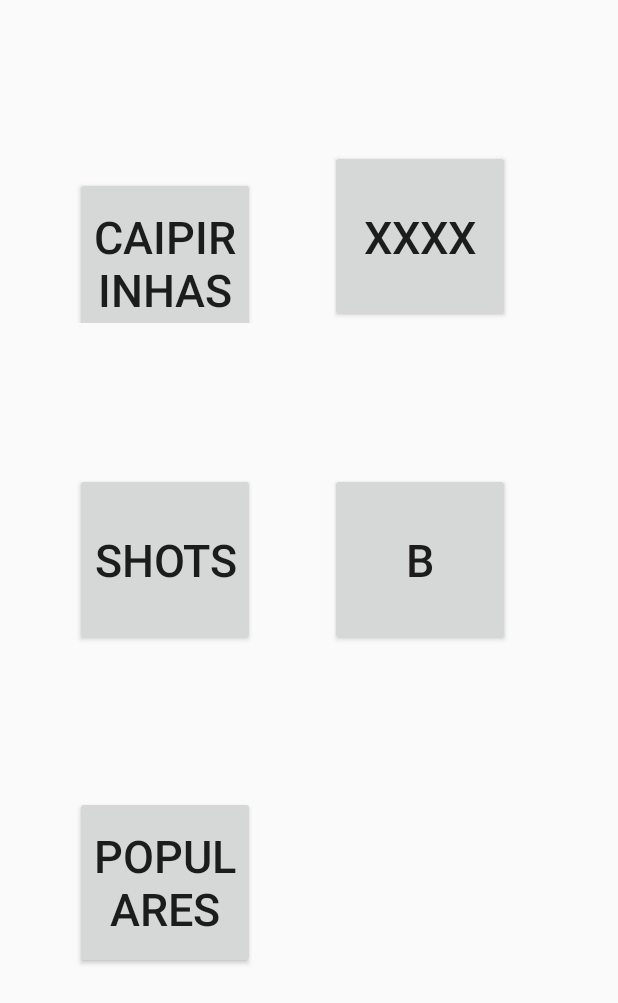
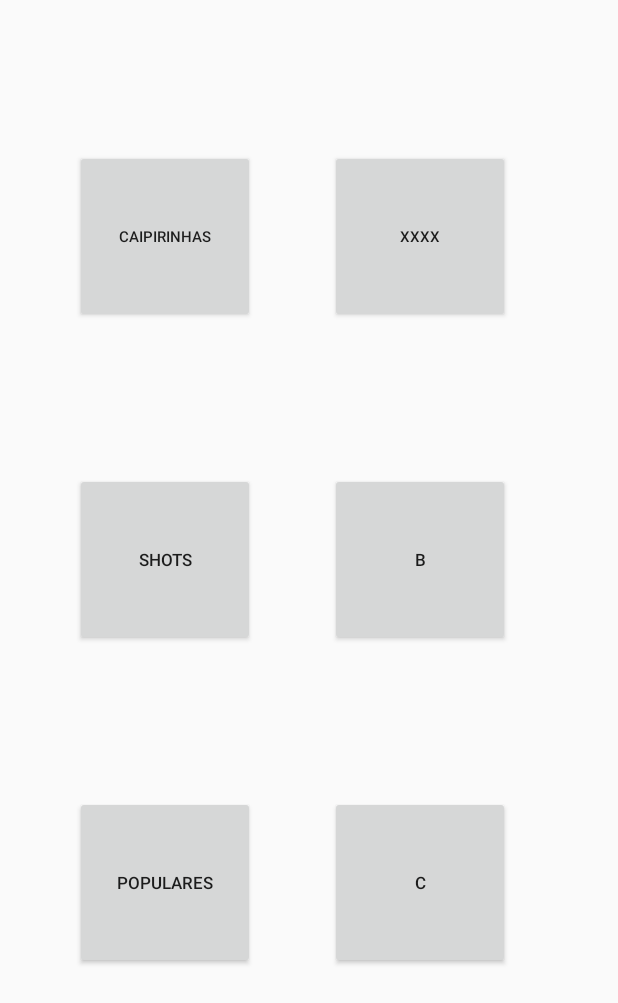
Before and after one commit to tuioliveira/DrinkEz, an Android app built with Jetpack Compose: the layout activity_drinkk.xml on its own in the app's theme, with its tools: preview values and no code run, on a phone screen of 412 x 824 dp. Shown: the top 1003 px of the screen. Run offline under Robolectric (Android 15) with nearby library versions, the phone set to English and light mode, and no system bars.

Commit message:
terminando segunda page

```diff
--- a/app/src/main/AndroidManifest.xml
+++ b/app/src/main/AndroidManifest.xml
@@ -23,6 +23,8 @@
                 <category android:name="android.intent.category.LAUNCHER" />
             </intent-filter>
         </activity>
+        <activity android:name="br.com.drinkez.drinkk.DrinkkActivity"
+            android:exported="true" />
     </application>
 
 </manifest>
--- a/app/src/main/res/layout/activity_drinkk.xml
+++ b/app/src/main/res/layout/activity_drinkk.xml
@@ -13,27 +13,27 @@
             android:id="@+id/caipirinha"
             android:layout_width="120dp"
             android:layout_height="115dp"
+            android:layout_marginStart="50dp"
             android:layout_marginTop="100dp"
-            android:layout_marginStart="50dp"
             android:text="@string/caipirinhas"
-            android:textSize="30sp" />
+            android:textSize="10sp" />
 
         <Button
             android:id="@+id/a"
             android:layout_width="120dp"
             android:layout_height="115dp"
+            android:layout_marginStart="50dp"
             android:layout_marginTop="100dp"
-            android:layout_marginStart="50dp"
             android:text="xxxx"
-            android:textSize="30sp" />
+            android:textSize="10sp" />
 
     </LinearLayout>
 
     <LinearLayout
         android:layout_width="wrap_content"
         android:layout_height="wrap_content"
+        android:layout_marginStart="50dp"
         android:layout_marginTop="100dp"
-        android:layout_marginStart="50dp"
         android:orientation="horizontal">
 
         <Button
@@ -41,26 +41,44 @@
             android:layout_width="120dp"
             android:layout_height="115dp"
             android:text="@string/shots"
-            android:textSize="30sp" />
+            android:textSize="11sp" />
 
         <Button
             android:id="@+id/b"
             android:layout_width="120dp"
             android:layout_height="115dp"
             android:layout_marginStart="50dp"
-            android:text="b"
-            android:textSize="30sp" />
+            android:text="@string/b"
+            android:textSize="11sp" />
 
     </LinearLayout>
+
+    <LinearLayout
+        android:layout_width="wrap_content"
+        android:layout_height="wrap_content"
+        android:orientation="horizontal">
 
         <Button
             android:id="@+id/famous"
             android:layout_width="120dp"
             android:layout_height="115dp"
+            android:text="@string/populares"
             android:layout_marginStart="50dp"
             android:layout_marginTop="100dp"
-        android:text="@string/populares"
-        android:textSize="30sp" />
+            android:textSize="11sp" />
+
+        <Button
+            android:id="@+id/c"
+            android:layout_width="120dp"
+            android:layout_height="115dp"
+            android:layout_marginStart="50dp"
+            android:text="@string/c"
+            android:layout_marginTop="100dp"
+            android:textSize="11sp" />
+
+
 
 
     </LinearLayout>
+
+</LinearLayout>
--- a/app/src/main/res/values/strings.xml
+++ b/app/src/main/res/values/strings.xml
@@ -3,4 +3,6 @@
     <string name="caipirinhas">Caipirinhas</string>
     <string name="shots">Shots</string>
     <string name="populares">Populares</string>
+    <string name="b">b</string>
+    <string name="c">c</string>
 </resources>
```
Also changed, not shown: app/src/main/java/br/com/drinkez/drinkk/DrinkkActivity.kt (added, +69 -0 lines). Lines whose indentation alone changed are shown as unchanged.
